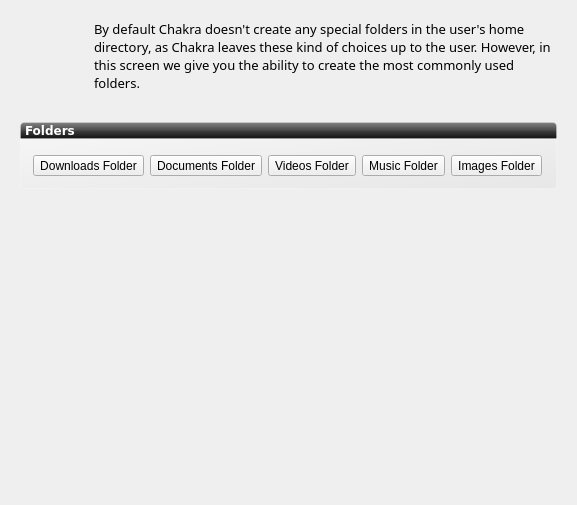
Old version of the form ui/ui_scrFolder.ui in the repository rshipp/kapudan.
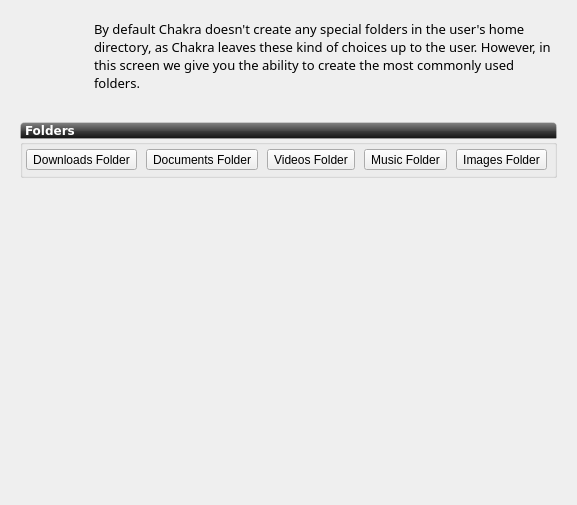
New version of the form. Icons and pictures are not drawn.

Commit message: changed color to green

Diff of the .ui file:
```diff
--- a/ui/ui_scrFolder.ui
+++ b/ui/ui_scrFolder.ui
@@ -45,7 +45,7 @@
         <bool>true</bool>
        </property>
        <property name="styleSheet">
-        <string notr="true">#groupBoxFolders{
+        <string notr="true">#groupBoxUpdates{
 background-color: qlineargradient(spread:pad, x1:1, y1:1, x2:0, y2:0, stop:0 rgba(219, 219, 219, 100), stop:1 rgba(255, 255, 255, 100));
 border: 1px solid rgba(255,255,255,50);
 border-bottom-left-radius: 4px;
@@ -60,7 +60,7 @@
        </property>
        <layout class="QVBoxLayout" name="verticalLayout">
         <property name="margin">
-         <number>10</number>
+         <number>0</number>
         </property>
         <item>
          <layout class="QHBoxLayout" name="horizontalLayout_3">
```
Left out of the diff: 25 changed lines with no effect on the pictures. The commit also changes 2 other files.
